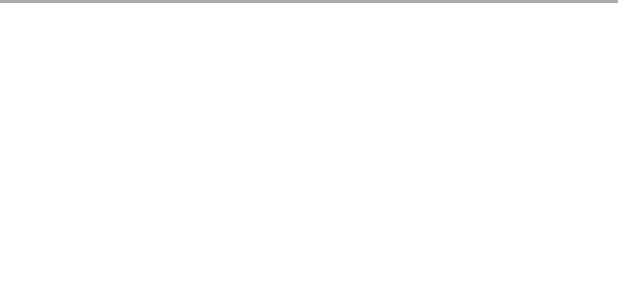
After one commit to osmosis10/TimeWise, an Android app: the layout export_pdf.xml on its own in the app's theme, with its tools: preview values and no code run, on a phone screen of 412 x 824 dp. The commit adds this screen. Shown: the top 300 px of the screen. Run offline under Robolectric (Android 15) with nearby library versions, the phone set to English and light mode, and no system bars.

Commit message:
Added Export pdf functionality, still requires feature to dynamically add new pages and some minor styling

```diff
--- /dev/null
+++ b/app/src/main/res/layout/export_pdf.xml
@@ -0,0 +1,20 @@
+<?xml version="1.0" encoding="utf-8"?>
+<LinearLayout xmlns:android="http://schemas.android.com/apk/res/android"
+    android:layout_width="match_parent"
+    android:layout_height="match_parent">
+
+
+
+    <LinearLayout
+        android:layout_width="match_parent"
+        android:layout_height="wrap_content"
+        android:orientation="vertical"
+        android:id="@+id/pdfParent">
+
+
+        <View
+            android:layout_width="match_parent"
+            android:layout_height="2dp"
+            android:background="@android:color/darker_gray"/>
+    </LinearLayout>
+</LinearLayout>
```
Also changed, not shown: app/src/main/java/com/example/shiftmanager/ui/calendar/CalendarFragment.java (+85 -19 lines).
